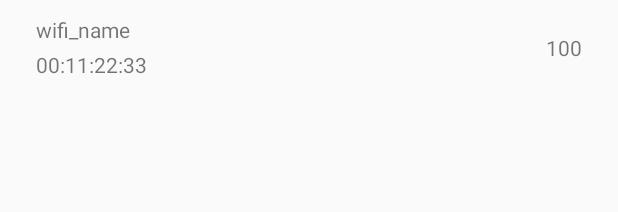
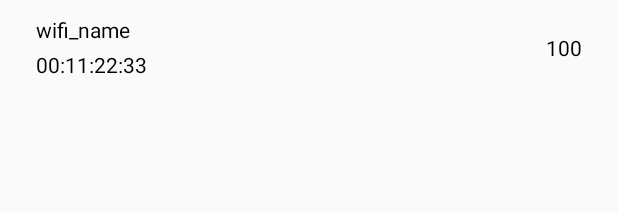
Before and after one commit to yeshu-cn/findwifi, an Android app: the layout item_wifi.xml on its own in the app's theme, with its tools: preview values and no code run, on a phone screen of 412 x 824 dp. Shown: the top 212 px of the screen. Run offline under Robolectric (Android 15) with nearby library versions, the phone set to English and light mode, and no system bars.

Commit message:
set text color

```diff
--- a/app/src/main/res/layout/item_wifi.xml
+++ b/app/src/main/res/layout/item_wifi.xml
@@ -12,6 +12,7 @@
 
     <TextView
         android:id="@+id/tv_name"
+        android:textColor="#ff000000"
         android:layout_width="wrap_content"
         android:layout_height="wrap_content"
         app:layout_constraintStart_toStartOf="parent"
@@ -23,6 +24,7 @@
         android:layout_width="wrap_content"
         android:layout_height="wrap_content"
         android:layout_marginTop="4dp"
+        android:textColor="#ff000000"
         app:layout_constraintBottom_toBottomOf="parent"
         app:layout_constraintStart_toStartOf="parent"
         app:layout_constraintTop_toBottomOf="@+id/tv_name"
@@ -32,6 +34,7 @@
         android:id="@+id/tv_rssi"
         android:layout_width="wrap_content"
         android:layout_height="wrap_content"
+        android:textColor="#ff000000"
         app:layout_constraintBottom_toBottomOf="parent"
         app:layout_constraintEnd_toEndOf="parent"
         app:layout_constraintTop_toTopOf="parent"
```
